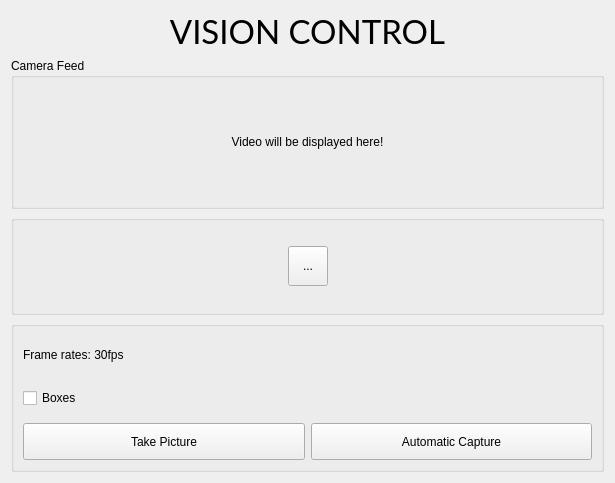
Before: the Qt Designer form ui/vision.ui in ayuyamo/gui-robot, drawn with Qt 5.
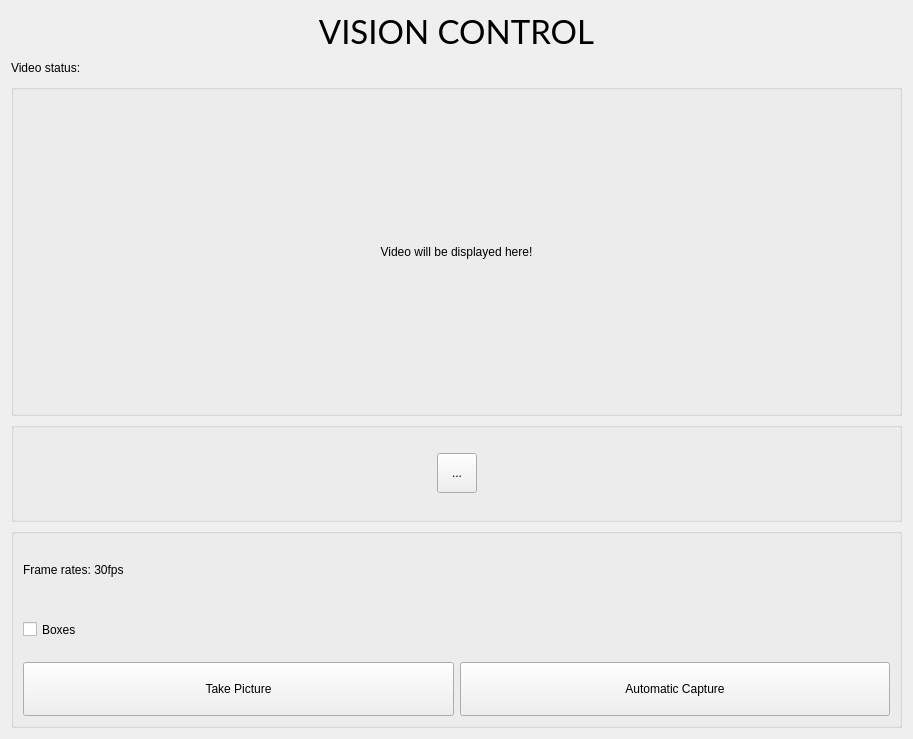
After: the same form once the commit is applied.

Commit message: zed camera feed works in master * (with icons)

What changed in the file:
```diff
--- a/ui/vision.ui
+++ b/ui/vision.ui
@@ -6,8 +6,8 @@
    <rect>
     <x>0</x>
     <y>0</y>
-    <width>615</width>
-    <height>483</height>
+    <width>913</width>
+    <height>739</height>
    </rect>
   </property>
   <property name="windowTitle">
@@ -45,6 +45,37 @@
     </widget>
    </item>
    <item row="1" column="0">
+    <layout class="QHBoxLayout" name="horizontalLayout_3">
+     <item>
+      <widget class="QLabel" name="label_2">
+       <property name="text">
+        <string>Video status: </string>
+       </property>
+      </widget>
+     </item>
+     <item>
+      <widget class="QLabel" name="video_status">
+       <property name="text">
+        <string/>
+       </property>
+      </widget>
+     </item>
+     <item>
+      <spacer name="horizontalSpacer_3">
+       <property name="orientation">
+        <enum>Qt::Horizontal</enum>
+       </property>
+       <property name="sizeHint" stdset="0">
+        <size>
+         <width>40</width>
+         <height>20</height>
+        </size>
+       </property>
+      </spacer>
+     </item>
+    </layout>
+   </item>
+   <item row="2" column="0">
     <widget class="QGroupBox" name="groupBox">
      <property name="sizePolicy">
       <sizepolicy hsizetype="Expanding" vsizetype="Expanding">
@@ -59,7 +90,7 @@
       </size>
      </property>
      <property name="title">
-      <string>Camera Feed</string>
+      <string/>
      </property>
      <layout class="QGridLayout" name="gridLayout_3">
       <item row="0" column="0">
@@ -75,7 +106,7 @@
      </layout>
     </widget>
    </item>
-   <item row="2" column="0">
+   <item row="3" column="0">
     <widget class="QGroupBox" name="groupBox_3">
      <property name="sizePolicy">
       <sizepolicy hsizetype="Preferred" vsizetype="Preferred">
@@ -151,7 +182,7 @@
      </layout>
     </widget>
    </item>
-   <item row="3" column="0">
+   <item row="4" column="0">
     <widget class="QGroupBox" name="groupBox_2">
      <property name="sizePolicy">
       <sizepolicy hsizetype="MinimumExpanding" vsizetype="MinimumExpanding">
```
The commit also changes 17 other files.
